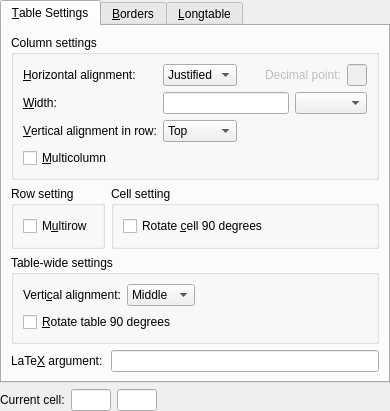
Before: the Qt Designer form src/frontends/qt4/ui/TabularUi.ui in cburschka/lyx, drawn with Qt 5.
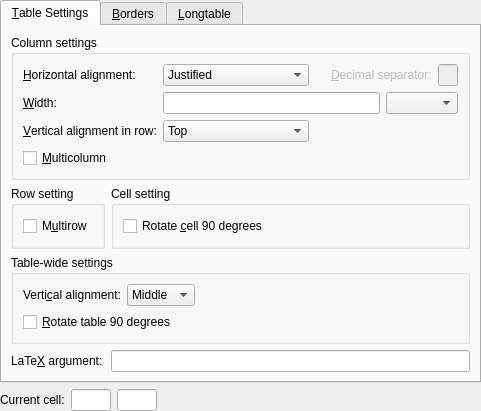
After: the same form once the commit is applied. Custom widgets are drawn as their Qt base class.

Commit message: * TabularUI.ui: 	- add accelerator 	- better labeling

Patch:
```diff
--- a/src/frontends/qt4/ui/TabularUi.ui
+++ b/src/frontends/qt4/ui/TabularUi.ui
@@ -78,7 +78,7 @@
             </item>
             <item>
              <property name="text">
-              <string>Decimal</string>
+              <string>At Decimal Separator</string>
              </property>
             </item>
            </widget>
@@ -107,7 +107,7 @@
                <bool>false</bool>
               </property>
               <property name="text">
-               <string>Decimal point:</string>
+               <string>&amp;Decimal separator:</string>
               </property>
               <property name="buddy">
                <cstring>decimalPointLE</cstring>
```
